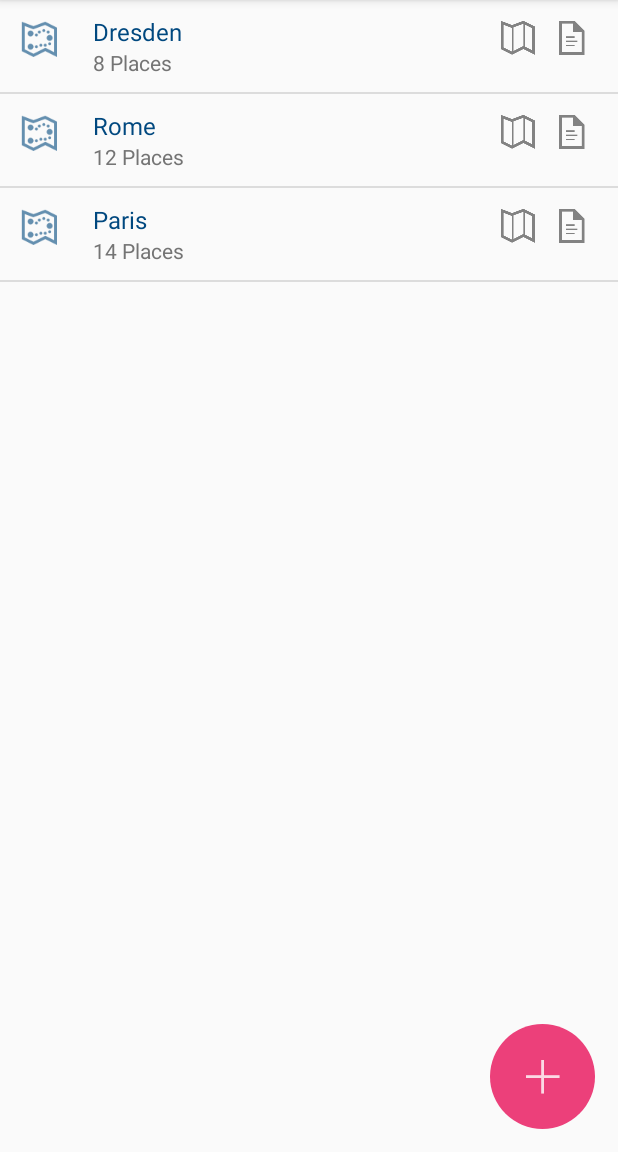
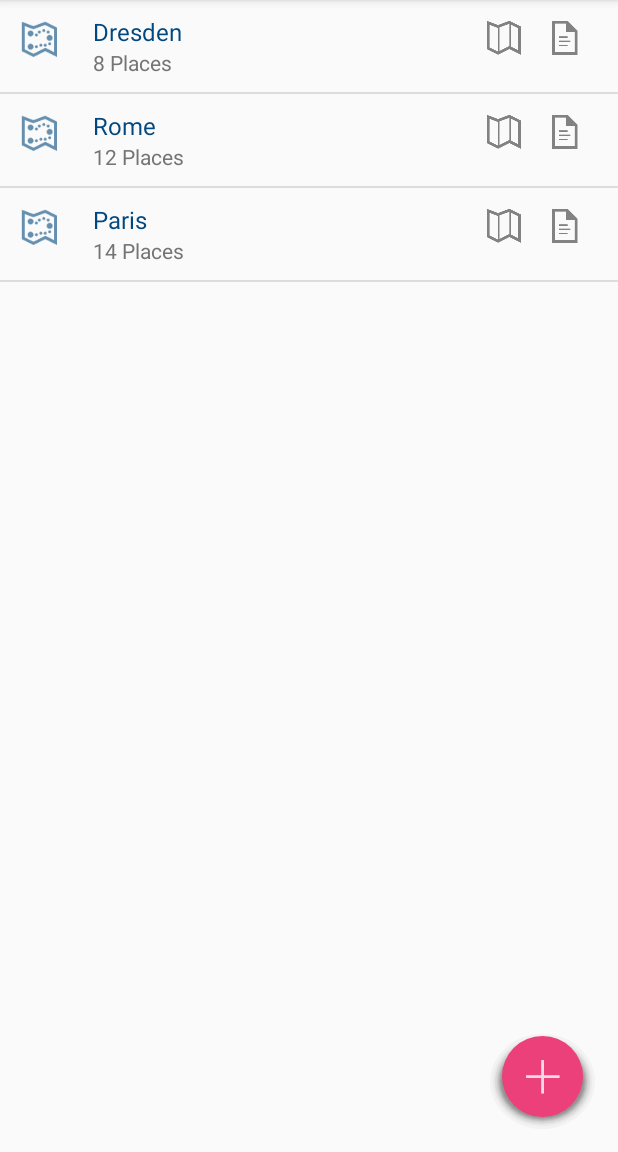
Before and after one commit to OlgaTUD/AppDevelopmentWS1516, an Android app: the screen it shows after launch (MainActivity), after a tap on an icon or button, on a phone screen of 412 x 824 dp, the part 84-1236 px from its top. Run offline under Robolectric (Android 15) with nearby library versions, the phone set to English and light mode, and no system bars; 2 statements that could not run were skipped.

Commit message:
Floating Button, animation, Link MapView

```diff
--- a/MyPlaces/app/src/main/java/com/rn/myplaces/myplaces/MainActivity.java
+++ b/MyPlaces/app/src/main/java/com/rn/myplaces/myplaces/MainActivity.java
@@ -1,6 +1,6 @@
 package com.rn.myplaces.myplaces;
 
-import android.app.Fragment;
+import android.support.v4.app.Fragment;
 import android.os.Bundle;
 import android.support.v4.app.FragmentManager;
 import android.support.v4.widget.DrawerLayout;
--- a/MyPlaces/app/src/main/java/com/rn/myplaces/myplaces/com/rn/myplaces/places/MyPlacesFragment.java
+++ b/MyPlaces/app/src/main/java/com/rn/myplaces/myplaces/com/rn/myplaces/places/MyPlacesFragment.java
@@ -3,24 +3,24 @@ package com.rn.myplaces.myplaces.com.rn.myplaces.places;
 import android.app.Activity;
 import android.os.Bundle;
 import android.support.v4.app.Fragment;
-import android.support.v7.widget.Toolbar;
 import android.view.LayoutInflater;
 import android.view.View;
 import android.view.ViewGroup;
+import android.view.animation.Animation;
+import android.view.animation.AnimationUtils;
 import android.widget.ArrayAdapter;
 import android.widget.ImageButton;
 import android.widget.ListView;
-import android.widget.Toast;
 
 import com.rn.myplaces.myplaces.MainActivity;
 import com.rn.myplaces.myplaces.R;
+
 
 /**
  * Created by katamarka on 04/11/15.
  */
 public class MyPlacesFragment extends Fragment {
 
-    Toolbar toolbar;
     ImageButton FAB;
 
     public static MyPlacesFragment  newInstance() {
@@ -51,9 +51,7 @@ public class MyPlacesFragment extends Fragment {
         FAB.setOnClickListener(new View.OnClickListener() {
             @Override
             public void onClick(View v) {
-
-                Toast.makeText(getActivity(), "Hello World", Toast.LENGTH_SHORT).show();
-
+                animateClick(FAB);
             }
         });
 
@@ -65,4 +63,9 @@ public class MyPlacesFragment extends Fragment {
         super.onAttach(activity);
         ((MainActivity) activity).onSectionAttached(1);
     }
+
+    public void animateClick(ImageButton img){
+        Animation shake = AnimationUtils.loadAnimation(getActivity(), R.anim.raise);
+        img.startAnimation(shake);
+    }
 }
--- a/MyPlaces/app/src/main/java/com/rn/myplaces/myplaces/com/rn/myplaces/places/MyPlacesListAdapter.java
+++ b/MyPlaces/app/src/main/java/com/rn/myplaces/myplaces/com/rn/myplaces/places/MyPlacesListAdapter.java
@@ -2,14 +2,23 @@ package com.rn.myplaces.myplaces.com.rn.myplaces.places;
 
 import android.annotation.SuppressLint;
 import android.app.Activity;
+import android.support.v4.app.Fragment;
+import android.support.v4.app.FragmentActivity;
+import android.support.v4.app.FragmentManager;
+import android.support.v4.app.FragmentTransaction;
 import android.view.LayoutInflater;
+import android.view.MotionEvent;
 import android.view.View;
 import android.view.ViewGroup;
+import android.view.animation.Animation;
+import android.view.animation.AnimationUtils;
 import android.widget.ArrayAdapter;
-import android.widget.ImageView;
+import android.widget.ImageButton;
 import android.widget.TextView;
 
 import com.rn.myplaces.myplaces.R;
+import com.rn.myplaces.myplaces.com.rn.myplaces.mapview.MapViewFragment;
+
 
 /**
  * Created by katamarka on 07/11/15.
@@ -20,6 +29,8 @@ import com.rn.myplaces.myplaces.R;
         private final Activity context;
         private final String[] places;
         private final Integer[] place_number;
+    public  FragmentManager fragmentManager;
+
 
 
 
@@ -38,24 +49,56 @@ import com.rn.myplaces.myplaces.R;
 
             TextView place_name = (TextView) rowView.findViewById(R.id.place_name);
             TextView place_count = (TextView) rowView.findViewById(R.id.place_count);
-            ImageView mapView = (ImageView) rowView.findViewById(R.id.icon_mapview);
-            ImageView listView = (ImageView) rowView.findViewById(R.id.icon_listview);
+            final ImageButton mapView = (ImageButton) rowView.findViewById(R.id.icon_mapview);
+            final ImageButton listView = (ImageButton) rowView.findViewById(R.id.icon_listview);
 
 
            place_name.setText(places[position]);
-           place_count.setText(place_number[position]+" Places");
+           place_count.setText(place_number[position] + " Places");
 
-            mapView.setOnClickListener(new View.OnClickListener() {
-                public void onClick(View v) {
-                    mapViewClick();
+           final Animation shake = AnimationUtils.loadAnimation(context, R.anim.raise);
+
+
+            mapView.setOnTouchListener(new View.OnTouchListener() {
+
+                @Override
+                public boolean onTouch(View v, MotionEvent event) {
+                    if (event.getAction() == MotionEvent.ACTION_DOWN) {
+                        mapView.startAnimation(shake);
+
+                        return true;
+                    }
+
+                    if (event.getAction() == MotionEvent.ACTION_UP) {
+                        mapViewClick();
+
+                        return true;
+                    }
+
+                    return false;
                 }
             });
 
-            listView.setOnClickListener(new View.OnClickListener() {
-                public void onClick(View v) {
-                    listViewClick();
+            listView.setOnTouchListener(new View.OnTouchListener() {
+
+                @Override
+                public boolean onTouch(View v, MotionEvent event) {
+                    if (event.getAction() == MotionEvent.ACTION_DOWN) {
+                        listView.startAnimation(shake);
+
+                        return true;
+                    }
+
+                    if (event.getAction() == MotionEvent.ACTION_UP) {
+
+
+                        return true;
+                    }
+
+                    return false;
                 }
             });
+
 
             return rowView;
         };
@@ -65,12 +108,22 @@ import com.rn.myplaces.myplaces.R;
         public void mapViewClick() {
 //			Perform action on click
 
+            Fragment tf = new MapViewFragment();
+            FragmentTransaction ft = ((FragmentActivity)context).getSupportFragmentManager().beginTransaction();
+            ft.setTransition(FragmentTransaction.TRANSIT_FRAGMENT_OPEN);
+            ft.setTransitionStyle(FragmentTransaction.TRANSIT_FRAGMENT_FADE);
+            ft.replace(R.id.container, tf);
+            ft.addToBackStack(null);
+            ft.commit();
+
         }
 
         //		"ListView" button clicked
         public void listViewClick() {
 //			Perform action on click
 
+
         }
 
+
     }
--- /dev/null
+++ b/MyPlaces/app/src/main/res/anim/raise.xml
@@ -0,0 +1,20 @@
+<?xml version="1.0" encoding="utf-8"?>
+<set xmlns:android="http://schemas.android.com/apk/res/android"
+    android:interpolator="@android:anim/linear_interpolator">
+    <alpha
+        android:fromAlpha="1.0"
+        android:toAlpha="0.6"
+        android:duration="200"
+        android:repeatCount="1"
+        android:repeatMode="reverse" />
+    <scale
+        android:fromXScale="1.0"
+        android:toXScale="1.1"
+        android:fromYScale="1.0"
+        android:toYScale="1.1"
+        android:pivotX="50%"
+        android:pivotY="50%"
+        android:duration="200"
+        android:repeatCount="1"
+        android:repeatMode="reverse" />
+</set>
--- a/MyPlaces/app/src/main/res/drawable/floating_button.xml
+++ b/MyPlaces/app/src/main/res/drawable/floating_button.xml
@@ -1,5 +1,104 @@
 <?xml version="1.0" encoding="utf-8"?>
-<shape xmlns:android="http://schemas.android.com/apk/res/android"
-    android:shape="oval">
-    <solid android:color="@color/marker"/>
-    </shape>
+<layer-list xmlns:android="http://schemas.android.com/apk/res/android">
+
+    <item android:top="10px">
+        <layer-list>
+            <item>
+                <shape android:shape="oval">
+                    <solid android:color="#08000000"/>
+                    <padding
+                        android:bottom="3px"
+                        android:left="3px"
+                        android:right="3px"
+                        android:top="3px"
+                        />
+                </shape>
+            </item>
+            <item>
+                <shape android:shape="oval">
+                    <solid android:color="#09000000"/>
+                    <padding
+                        android:bottom="2px"
+                        android:left="2px"
+                        android:right="2px"
+                        android:top="2px"
+                        />
+                </shape>
+            </item>
+            <item>
+                <shape android:shape="oval">
+                    <solid android:color="#10000000"/>
+                    <padding
+                        android:bottom="2px"
+                        android:left="2px"
+                        android:right="2px"
+                        android:top="2px"
+                        />
+                </shape>
+            </item>
+            <item>
+                <shape android:shape="oval">
+                    <solid android:color="#11000000"/>
+                    <padding
+                        android:bottom="1px"
+                        android:left="1px"
+                        android:right="1px"
+                        android:top="1px"
+                        />
+                </shape>
+            </item>
+            <item>
+                <shape android:shape="oval">
+                    <solid android:color="#12000000"/>
+                    <padding
+                        android:bottom="1px"
+                        android:left="1px"
+                        android:right="1px"
+                        android:top="1px"
+                        />
+                </shape>
+            </item>
+            <item>
+                <shape android:shape="oval">
+                    <solid android:color="#13000000"/>
+                    <padding
+                        android:bottom="1px"
+                        android:left="1px"
+                        android:right="1px"
+                        android:top="1px"
+                        />
+                </shape>
+            </item>
+            <item>
+                <shape android:shape="oval">
+                    <solid android:color="#14000000"/>
+                    <padding
+                        android:bottom="1px"
+                        android:left="1px"
+                        android:right="1px"
+                        android:top="1px"
+                        />
+                </shape>
+            </item>
+            <item>
+                <shape android:shape="oval">
+                    <solid android:color="#15000000"/>
+                    <padding
+                        android:bottom="1px"
+                        android:left="1px"
+                        android:right="1px"
+                        android:top="1px"
+                        />
+                </shape>
+            </item>
+
+        </layer-list>
+    </item>
+
+    <item>
+        <shape android:shape="oval">
+            <solid android:color="@color/marker" />
+        </shape>
+    </item>
+
+</layer-list>
--- a/MyPlaces/app/src/main/res/layout/myplaces.xml
+++ b/MyPlaces/app/src/main/res/layout/myplaces.xml
@@ -12,6 +12,12 @@
         android:id="@+id/frameLayout">
 
 
+        <ListView
+            android:id="@+id/list_view"
+            android:layout_width="match_parent"
+            android:layout_height="match_parent"/>
+
+
     <ImageButton
         android:layout_margin="15dp"
         android:layout_width="70dp"
@@ -19,12 +25,11 @@
         android:src="@drawable/ic_action_plus"
         android:background="@drawable/floating_button"
         android:id="@+id/imageButton"
-        android:layout_gravity="right|bottom" />
+        android:layout_gravity="right|bottom"
+        android:stateListAnimator="@anim/raise" />
 
-    <ListView
-        android:id="@+id/list_view"
-        android:layout_width="match_parent"
-        android:layout_height="match_parent"/>
+
+
     </FrameLayout>
 
 </RelativeLayout>
--- a/MyPlaces/app/src/main/res/layout/myplaces_listitem.xml
+++ b/MyPlaces/app/src/main/res/layout/myplaces_listitem.xml
@@ -48,19 +48,19 @@
         android:gravity="right"
         android:orientation = "horizontal">
 
-    <ImageView
+    <ImageButton
         android:id="@+id/icon_mapview"
         android:layout_width="wrap_content"
         android:layout_height="wrap_content"
-        android:layout_marginRight="5dp"
+        android:layout_marginRight="10dp"
         android:background="@drawable/ic_action_map"/>
 
-    <ImageView
+    <ImageButton
         android:id="@+id/icon_listview"
         android:layout_width="wrap_content"
         android:layout_height="wrap_content"
         android:layout_toRightOf="@+id/icon_mapview"
-        android:layout_marginRight="5dp"
+        android:layout_marginRight="10dp"
         android:background="@drawable/ic_action_list"/>
 
     </LinearLayout>
```
